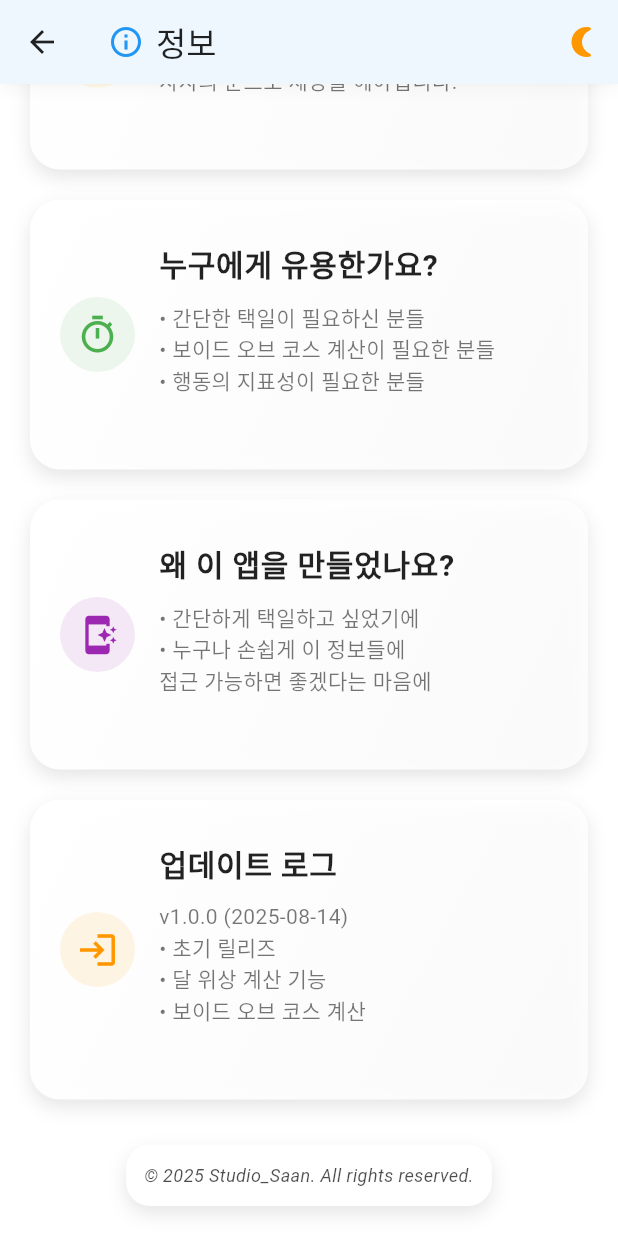
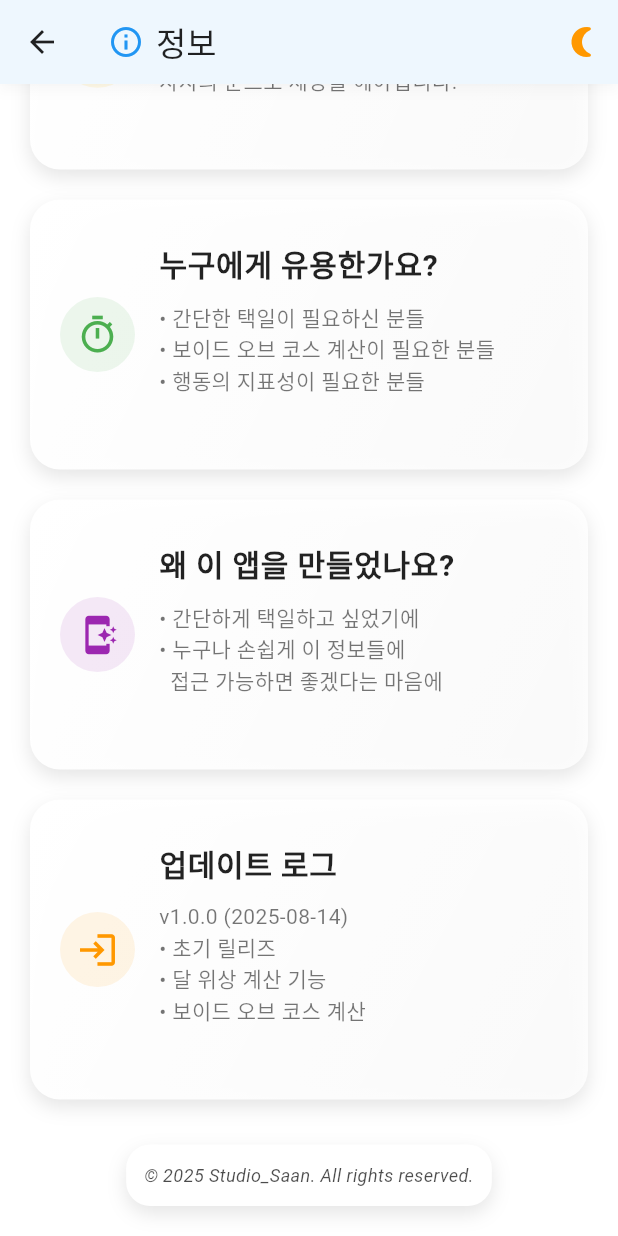
Before and after one commit to Studiosaan/Void-of-course, a Flutter app: the InfoScreen screen opened directly, scrolled down 342 dp, on a phone screen of 412 x 824 dp. Run offline on Flutter 3.47's test engine with Material 3 defaults, Android fonts, the phone set to English and light mode, and no system bars; our stand-ins replace animated_theme_switcher, another_flushbar; missing offline and left inert: sweph.

```diff
--- a/lib/screens/info_screen.dart
+++ b/lib/screens/info_screen.dart
@@ -257,7 +257,7 @@ class _InfoScreenState extends State<InfoScreen> with TickerProviderStateMixin {
                         title: '왜 이 앱을 만들었나요?',
                         subtitle:
                             '• 간단하게 택일하고 싶었기에\n'
-                            '• 누구나 손쉽게 이 정보들에 \n접근 가능하면 좋겠다는 마음에\n',
+                            '• 누구나 손쉽게 이 정보들에 \n  접근 가능하면 좋겠다는 마음에\n',
                         iconColor: Colors.purple,
                       ),
                       const SizedBox(height: 20),
```
Also changed, not shown: 1 other file.
